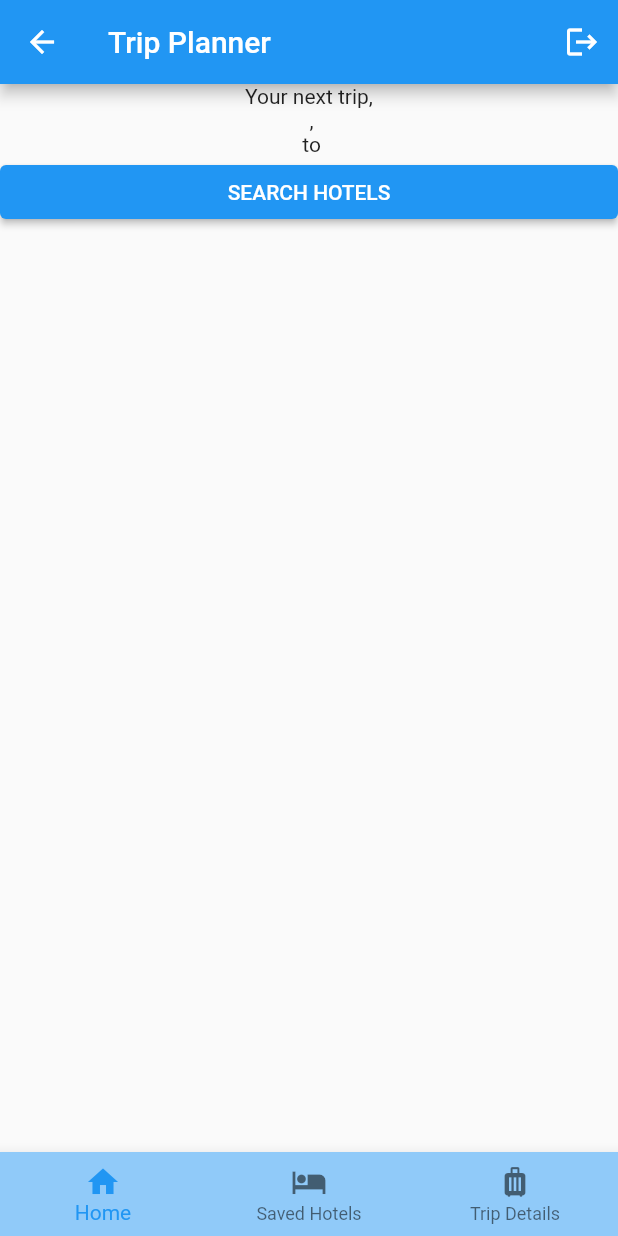
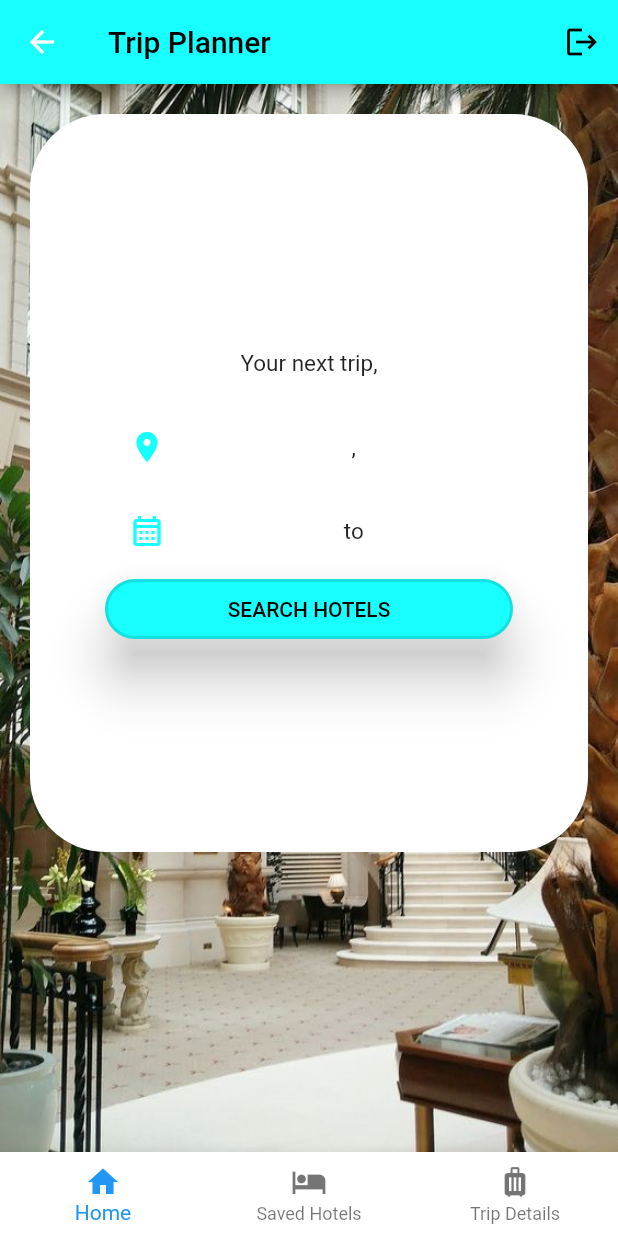
Before and after one commit to jiajia16/tripplanner, a Flutter app: the HomeScreen screen opened by its route, on a phone screen of 412 x 824 dp. Run offline on Flutter 3.47's test engine with Material 2 defaults, Android fonts, the phone set to English and light mode, and no system bars; our stand-ins replace cloud_firestore, firebase_auth, firebase_core; missing offline and left inert: flutterfire_ui; accounts and stored records are empty; network calls fail.

Commit message:
initial commit

```diff
--- a/lib/screens/home_screen.dart
+++ b/lib/screens/home_screen.dart
@@ -14,8 +14,13 @@ class _HomeScreenState extends State<HomeScreen> {
   @override
   Widget build(BuildContext context) {
     return Scaffold(
+      backgroundColor: Colors.cyanAccent,
       appBar: AppBar(
-        title: const Text('Trip Planner'),
+        backgroundColor: Colors.cyanAccent,
+        title: const Text(
+          'Trip Planner',
+          style: TextStyle(color: Colors.black),
+        ),
         actions: [
           IconButton(
               onPressed: () {
@@ -23,32 +28,79 @@ class _HomeScreenState extends State<HomeScreen> {
               },
               icon: const Icon(
                 Icons.logout,
-                color: Colors.white,
+                color: Colors.black,
               ))
         ],
       ),
       bottomNavigationBar: MyBottomNavigationBar(selectedIndexNavBar: 0),
-      body: Column(
+      body: Container(
+        decoration: BoxDecoration(
+          image: DecorationImage(
+              image: AssetImage("images/imgHomeScreen.png"), fit: BoxFit.cover),
+        ),
+        child: Padding(
+          padding: const EdgeInsets.only(
+              top: 20.0, left: 20.0, right: 20.0, bottom: 200.0),
+          child: Container(
+            padding: EdgeInsets.symmetric(horizontal: 50.0),
+            decoration: const BoxDecoration(
+              color: Colors.white,
+              borderRadius: BorderRadius.only(
+                  topLeft: Radius.circular(50.0),
+                  topRight: Radius.circular(50.0),
+                  bottomLeft: Radius.circular(50.0),
+                  bottomRight: Radius.circular(50.0)),
+            ),
+            child: Column(
               crossAxisAlignment: CrossAxisAlignment.stretch,
+              mainAxisAlignment: MainAxisAlignment.center,
               children: [
-          Text(
+                ListTile(
+                  title: Text(
                     "Your next trip, ${auth.currentUser?.displayName}",
                     textAlign: TextAlign.center,
+                    style: TextStyle(fontSize: 15),
                   ),
-          Text(
+                ),
+                ListTile(
+                  leading: const Icon(
+                    Icons.location_on_sharp,
+                    color: Colors.cyanAccent,
+                  ),
+                  title: Text(
                     "${tripDetails.regionName} , ${tripDetails.country}",
                     textAlign: TextAlign.center,
+                    style: TextStyle(fontSize: 15),
                   ),
-          Text(
+                ),
+                ListTile(
+                  leading: const Icon(Icons.calendar_month_outlined,
+                      color: Colors.cyanAccent),
+                  title: Text(
                     "${tripDetails.checkIn} to ${tripDetails.checkOut}",
                     textAlign: TextAlign.center,
+                    style: TextStyle(fontSize: 15),
+                  ),
                 ),
                 ElevatedButton(
                   onPressed: () {
                     Navigator.pushNamed(context, '/hotels');
                   },
-              child: Text('SEARCH HOTELS'))
+                  child: Text('SEARCH HOTELS'),
+                  style: ElevatedButton.styleFrom(
+                      foregroundColor: Colors.black,
+                      backgroundColor: Colors.cyanAccent,
+                      elevation: 15,
+                      side: BorderSide(color: Colors.black12, width: 2),
+                      fixedSize: Size(400, 40),
+                      shape: RoundedRectangleBorder(
+                        borderRadius: BorderRadius.circular(20),
+                      )),
+                )
               ],
+            ),
+          ),
+        ),
       ),
     );
   }
--- a/lib/widgets/navigation_bar.dart
+++ b/lib/widgets/navigation_bar.dart
@@ -30,7 +30,7 @@ class _MyBottomNavigationBarState extends State<MyBottomNavigationBar> {
   @override
   Widget build(BuildContext context) {
     return BottomNavigationBar(
-      backgroundColor: Colors.blue.shade200,
+      backgroundColor: Colors.white,
       items: const [
         BottomNavigationBarItem(
           label: 'Home',
--- a/pubspec.yaml
+++ b/pubspec.yaml
@@ -58,7 +58,7 @@ dev_dependencies:
 # The following section is specific to Flutter packages.
 flutter:
   assets:
-    - assets/
+    - images/
 
   # The following line ensures that the Material Icons font is
   # included with your application, so that you can use the icons in
```
Also changed, not shown: lib/screens/trip_details_screen.dart (+35 -11 lines), images/imgHomeScreen.png (added). Lines whose indentation alone changed are shown as unchanged.
